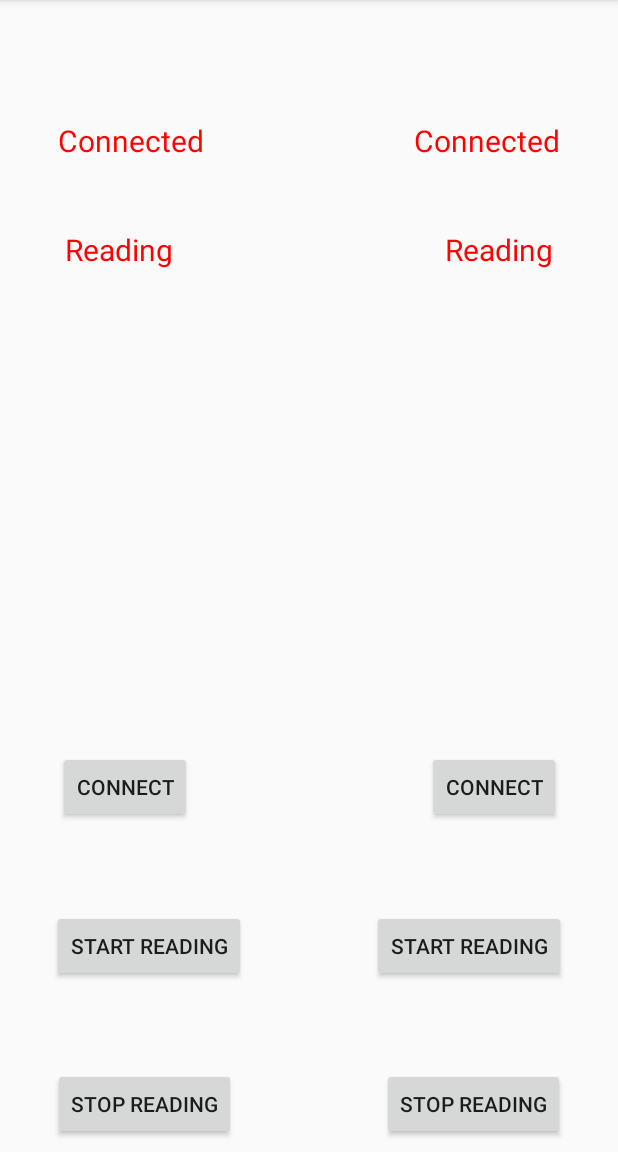
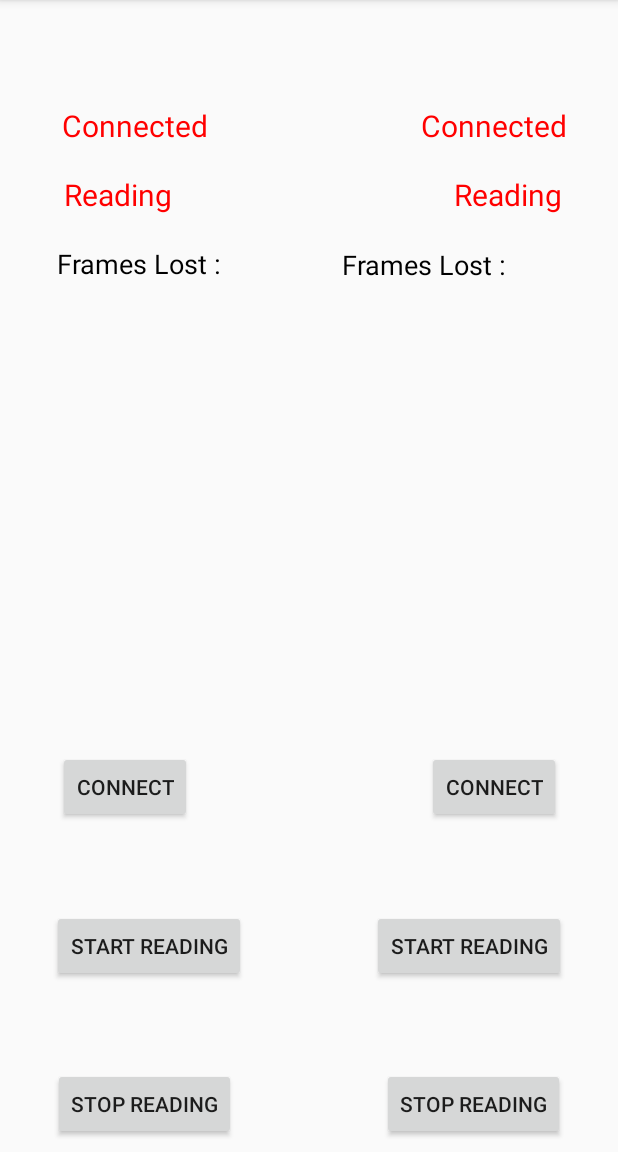
Before and after one commit to jalilahmed/BluetoothManager, an Android app: the ISensorActivity screen opened directly, with no data from a screen before it, on a phone screen of 412 x 824 dp, the part 84-1236 px from its top. Run offline under Robolectric (Android 15) with nearby library versions, the phone set to English and light mode, and no system bars.

Commit message:
Callbacks for framesLost

```diff
--- a/app/src/main/java/com/example/bluetoothinterface/ISensorActivity.java
+++ b/app/src/main/java/com/example/bluetoothinterface/ISensorActivity.java
@@ -19,7 +19,7 @@ import java.util.ArrayList;
 public class ISensorActivity extends AppCompatActivity implements ICommunicationCallback{
 
     // UI Elements
-    TextView LeftNameTV, RightNameTV, LeftConnectedTV, RightConnectedTV, LeftReadingTV, RightReadingTV;
+    TextView LeftNameTV, RightNameTV, LeftConnectedTV, RightConnectedTV, LeftReadingTV, RightReadingTV, LeftFramesLost, RightFramesLost;
     Button ConnectLeftBtn, ConnectRightBtn, LeftStartReading, RightStartReading, LeftDisconnect, RightDisconnect;
 
     // Sensors
@@ -97,6 +97,9 @@ public class ISensorActivity extends AppCompatActivity implements ICommunication
         RightStartReading = findViewById(R.id.ISensorRightStartReadingBtn);
         LeftDisconnect = findViewById(R.id.ISensorLeftDisconnectBtn);
         RightDisconnect = findViewById(R.id.ISensorRightDisconnectBtn);
+
+        LeftFramesLost = findViewById(R.id.LeftFramesLostTV);
+        RightFramesLost = findViewById(R.id.RightFramesLostTV);
 
         // Initially set all TV as red
         LeftConnectedTV.setTextColor(Color.RED);
@@ -214,4 +217,22 @@ public class ISensorActivity extends AppCompatActivity implements ICommunication
 
     }
 
+    @Override
+    public void onFramesLost(final int framesLost, final BluetoothDevice device) {
+        runOnUiThread(new Runnable() {
+            @Override
+            public void run() {
+                if (selectedSensors.size() == 1) {
+                    LeftFramesLost.setText("Frames Lost : " + framesLost);
+                } else {
+                    if (device.getName().equals(selectedSensors.get(0))) {
+                        LeftFramesLost.setText("Frames Lost : " + framesLost);
+                    } else if (device.getName().equals(selectedSensors.get(1))) {
+                        RightFramesLost.setText("Frames Lost : " + framesLost);
+                    }
+                }
+            }
+        });
+    }
+
 }
--- a/app/src/main/java/com/example/bluetoothinterface/MainActivity.java
+++ b/app/src/main/java/com/example/bluetoothinterface/MainActivity.java
@@ -121,6 +121,7 @@ public class MainActivity extends AppCompatActivity implements IUICallback, IDis
         if (dataStore.getSelectedSensors().size() != 0) {
             Intent startISensorIntent = new Intent(getApplicationContext(), ISensorActivity.class);
             startActivity(startISensorIntent);
+            myInterface.removeUICallback();
         } else {
             Toast.makeText(getApplicationContext(), "No sensors selected",  Toast.LENGTH_SHORT).show();
         }
--- a/app/src/main/java/com/example/bluetoothinterface/bluetooth_module/QMSensor.java
+++ b/app/src/main/java/com/example/bluetoothinterface/bluetooth_module/QMSensor.java
@@ -20,9 +20,8 @@ class QMSensor implements IQMSensor {
         startCount = last5SecondsData.get(0).getCount();
         endCount = last5SecondsData.get(size - 1).getCount();
         lostFrames = endCount - (startCount + size - 1);
-        float percentage = (float) (lostFrames / (size + lostFrames ) ) * 100.f;
-        System.out.println("Frame Loss in percentage " + percentage);
-        System.out.println("Start Count :" + startCount + "  End Count :" + endCount + "  Frame Loss " + lostFrames + "\n\n\n");
+
+        System.out.println("Size : " + size + "   Start Count :" + startCount + "  End Count :" + endCount + "  Frame Loss " + lostFrames + "\n\n\n");
 
         return lostFrames;
     }
--- a/app/src/main/java/com/example/bluetoothinterface/bluetooth_module/ReadStream.java
+++ b/app/src/main/java/com/example/bluetoothinterface/bluetooth_module/ReadStream.java
@@ -94,6 +94,10 @@ class ReadStream implements Runnable{
                         //TODO:: Check Logic Here. if the percentage is working good.
                         int ISensorLostFrames = QMSensor.lostFrames(localData);
 
+                        if (communicationCB != null) {
+                            communicationCB.onFramesLost(ISensorLostFrames, sensor.getDevice());
+                        }
+
                         if (ISensorLostFrames >= 50000) {
                             sensor.setState(SENSOR_STATE.CONNECTED);
                             System.out.println("In ReadStream Thread " + threadName + " : Frames Lost:" +  ISensorLostFrames);
--- a/app/src/main/java/com/example/bluetoothinterface/interfaces/IBluetooth.java
+++ b/app/src/main/java/com/example/bluetoothinterface/interfaces/IBluetooth.java
@@ -23,7 +23,7 @@ public interface IBluetooth {
     void setDiscoveryCB(IDiscoveryCallback discoveryCB);
     void removeDiscoveryCallback();
     void setUICallback(IUICallback UICallback);
-    //void removeUICallback();
+    void removeUICallback();
 
     // Communication Callback methods
     void setCommunicationCB(ICommunicationCallback communicationCB);
--- a/app/src/main/java/com/example/bluetoothinterface/interfaces/ICommunicationCallback.java
+++ b/app/src/main/java/com/example/bluetoothinterface/interfaces/ICommunicationCallback.java
@@ -14,4 +14,5 @@ public interface ICommunicationCallback {
     void onConnectionLost(BluetoothDevice device);
     void onStartReading(BluetoothDevice device);
     void onStopReading(BluetoothDevice device);
+    void onFramesLost(int framesLost, BluetoothDevice device);
 }
--- a/app/src/main/res/layout/activity_isensor.xml
+++ b/app/src/main/res/layout/activity_isensor.xml
@@ -55,10 +55,10 @@
         android:textSize="20sp"
         app:layout_constraintBottom_toBottomOf="parent"
         app:layout_constraintEnd_toEndOf="parent"
-        app:layout_constraintHorizontal_bias="0.1"
+        app:layout_constraintHorizontal_bias="0.108"
         app:layout_constraintStart_toStartOf="parent"
         app:layout_constraintTop_toTopOf="parent"
-        app:layout_constraintVertical_bias="0.100000024" />
+        app:layout_constraintVertical_bias="0.086" />
 
     <TextView
         android:id="@+id/ISensorRightConnectedTV"
@@ -74,10 +74,10 @@
         android:textSize="20sp"
         app:layout_constraintBottom_toBottomOf="parent"
         app:layout_constraintEnd_toEndOf="parent"
-        app:layout_constraintHorizontal_bias="0.9"
+        app:layout_constraintHorizontal_bias="0.917"
         app:layout_constraintStart_toStartOf="parent"
         app:layout_constraintTop_toTopOf="parent"
-        app:layout_constraintVertical_bias="0.100000024" />
+        app:layout_constraintVertical_bias="0.086" />
 
     <TextView
         android:id="@+id/ISensorLeftReadingTV"
@@ -93,10 +93,10 @@
         android:textSize="20sp"
         app:layout_constraintBottom_toBottomOf="parent"
         app:layout_constraintEnd_toEndOf="parent"
-        app:layout_constraintHorizontal_bias="0.1"
+        app:layout_constraintHorizontal_bias="0.097"
         app:layout_constraintStart_toStartOf="parent"
         app:layout_constraintTop_toTopOf="parent"
-        app:layout_constraintVertical_bias="0.19999999" />
+        app:layout_constraintVertical_bias="0.15" />
 
     <TextView
         android:id="@+id/ISensorRightReadingTV"
@@ -112,10 +112,10 @@
         android:textSize="20sp"
         app:layout_constraintBottom_toBottomOf="parent"
         app:layout_constraintEnd_toEndOf="parent"
-        app:layout_constraintHorizontal_bias="0.9"
+        app:layout_constraintHorizontal_bias="0.92"
         app:layout_constraintStart_toStartOf="parent"
         app:layout_constraintTop_toTopOf="parent"
-        app:layout_constraintVertical_bias="0.19999999" />
+        app:layout_constraintVertical_bias="0.15" />
 
     <Button
         android:id="@+id/ISensorsConnectLeftBtn"
@@ -213,4 +213,40 @@
         app:layout_constraintTop_toTopOf="parent"
         app:layout_constraintVertical_bias="0.7" />
 
+    <TextView
+        android:id="@+id/LeftFramesLostTV"
+        android:layout_width="145dp"
+        android:layout_height="35dp"
+        android:layout_marginBottom="8dp"
+        android:layout_marginEnd="8dp"
+        android:layout_marginStart="8dp"
+        android:layout_marginTop="8dp"
+        android:text="@string/frames_lost"
+        android:textColor="@android:color/black"
+        android:textSize="18sp"
+        app:layout_constraintBottom_toBottomOf="parent"
+        app:layout_constraintEnd_toEndOf="parent"
+        app:layout_constraintHorizontal_bias="0.121"
+        app:layout_constraintStart_toStartOf="parent"
+        app:layout_constraintTop_toTopOf="parent"
+        app:layout_constraintVertical_bias="0.217" />
+
+    <TextView
+        android:id="@+id/RightFramesLostTV"
+        android:layout_width="143dp"
+        android:layout_height="39dp"
+        android:layout_marginBottom="8dp"
+        android:layout_marginEnd="8dp"
+        android:layout_marginStart="8dp"
+        android:layout_marginTop="8dp"
+        android:text="@string/frames_lost"
+        android:textColor="@android:color/black"
+        android:textSize="18sp"
+        app:layout_constraintBottom_toBottomOf="parent"
+        app:layout_constraintEnd_toEndOf="parent"
+        app:layout_constraintHorizontal_bias="0.871"
+        app:layout_constraintStart_toStartOf="parent"
+        app:layout_constraintTop_toTopOf="parent"
+        app:layout_constraintVertical_bias="0.219" />
+
 </android.support.constraint.ConstraintLayout>
--- a/app/src/main/res/values/strings.xml
+++ b/app/src/main/res/values/strings.xml
@@ -10,4 +10,5 @@
     <string name="connect">Connect</string>
     <string name="connected_status">Connected</string>
     <string name="reading_status">Reading</string>
+    <string name="frames_lost">Frames Lost :</string>
 </resources>
```
